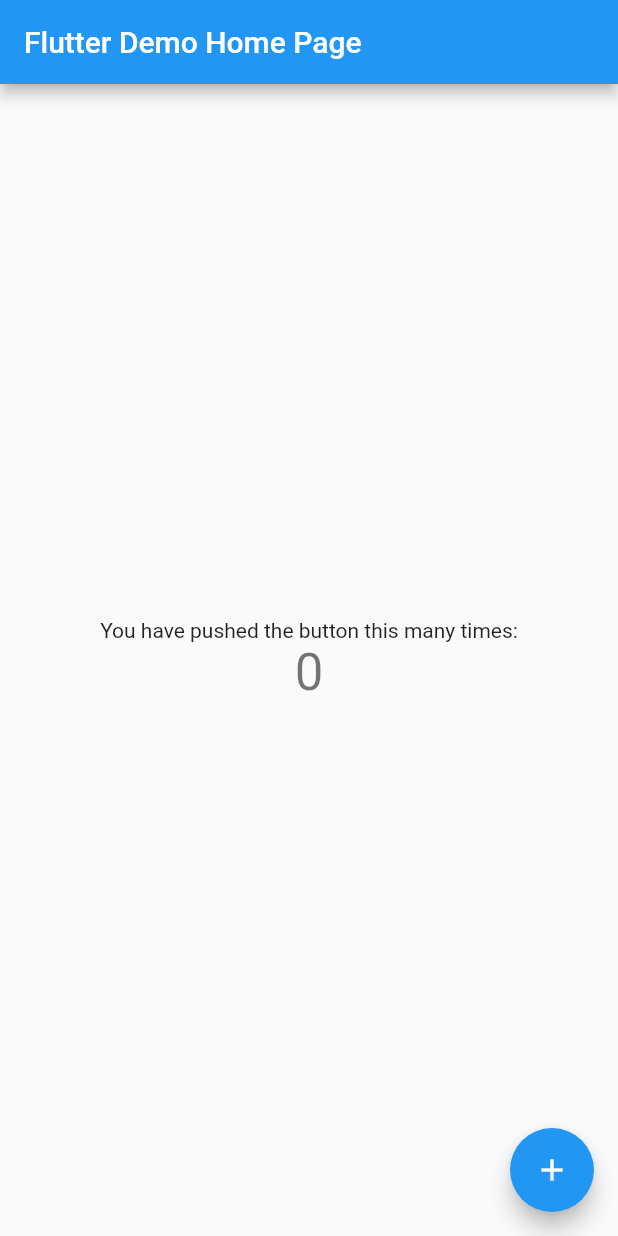
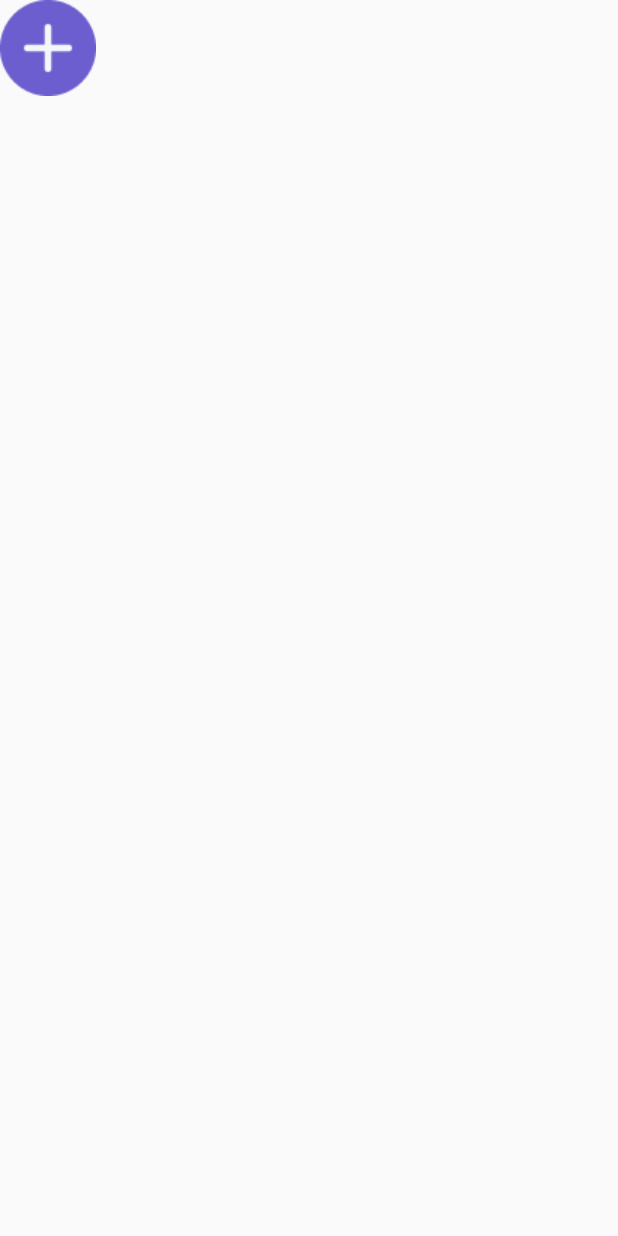
Before and after one commit to yanaatere/shamo, a Flutter app: the screen it shows after launch, on a phone screen of 412 x 824 dp. Run offline on Flutter 3.47's test engine with Material 2 defaults, Android fonts, the phone set to English and light mode, and no system bars.

Commit message:
Customisasi Main Dart

```diff
--- a/lib/main.dart
+++ b/lib/main.dart
@@ -1,115 +1,24 @@
 import 'package:flutter/material.dart';
 
 void main() {
-  runApp(const MyApp());
+  runApp(MyApp());
 }
 
 class MyApp extends StatelessWidget {
-  const MyApp({Key? key}) : super(key: key);
-
-  // This widget is the root of your application.
   @override
   Widget build(BuildContext context) {
     return MaterialApp(
-      title: 'Flutter Demo',
-      theme: ThemeData(
-        // This is the theme of your application.
-        //
-        // Try running your application with "flutter run". You'll see the
-        // application has a blue toolbar. Then, without quitting the app, try
-        // changing the primarySwatch below to Colors.green and then invoke
-        // "hot reload" (press "r" in the console where you ran "flutter run",
-        // or simply save your changes to "hot reload" in a Flutter IDE).
-        // Notice that the counter didn't reset back to zero; the application
-        // is not restarted.
-        primarySwatch: Colors.blue,
-      ),
-      home: const MyHomePage(title: 'Flutter Demo Home Page'),
+      debugShowCheckedModeBanner: false,
+      home: Homepage(),
     );
   }
 }
 
-class MyHomePage extends StatefulWidget {
-  const MyHomePage({Key? key, required this.title}) : super(key: key);
-
-  // This widget is the home page of your application. It is stateful, meaning
-  // that it has a State object (defined below) that contains fields that affect
-  // how it looks.
-
-  // This class is the configuration for the state. It holds the values (in this
-  // case the title) provided by the parent (in this case the App widget) and
-  // used by the build method of the State. Fields in a Widget subclass are
-  // always marked "final".
-
-  final String title;
-
-  @override
-  State<MyHomePage> createState() => _MyHomePageState();
-}
-
-class _MyHomePageState extends State<MyHomePage> {
-  int _counter = 0;
-
-  void _incrementCounter() {
-    setState(() {
-      // This call to setState tells the Flutter framework that something has
-      // changed in this State, which causes it to rerun the build method below
-      // so that the display can reflect the updated values. If we changed
-      // _counter without calling setState(), then the build method would not be
-      // called again, and so nothing would appear to happen.
-      _counter++;
-    });
-  }
-
+class Homepage extends StatelessWidget {
   @override
   Widget build(BuildContext context) {
-    // This method is rerun every time setState is called, for instance as done
-    // by the _incrementCounter method above.
-    //
-    // The Flutter framework has been optimized to make rerunning build methods
-    // fast, so that you can just rebuild anything that needs updating rather
-    // than having to individually change instances of widgets.
     return Scaffold(
-      appBar: AppBar(
-        // Here we take the value from the MyHomePage object that was created by
-        // the App.build method, and use it to set our appbar title.
-        title: Text(widget.title),
-      ),
-      body: Center(
-        // Center is a layout widget. It takes a single child and positions it
-        // in the middle of the parent.
-        child: Column(
-          // Column is also a layout widget. It takes a list of children and
-          // arranges them vertically. By default, it sizes itself to fit its
-          // children horizontally, and tries to be as tall as its parent.
-          //
-          // Invoke "debug painting" (press "p" in the console, choose the
-          // "Toggle Debug Paint" action from the Flutter Inspector in Android
-          // Studio, or the "Toggle Debug Paint" command in Visual Studio Code)
-          // to see the wireframe for each widget.
-          //
-          // Column has various properties to control how it sizes itself and
-          // how it positions its children. Here we use mainAxisAlignment to
-          // center the children vertically; the main axis here is the vertical
-          // axis because Columns are vertical (the cross axis would be
-          // horizontal).
-          mainAxisAlignment: MainAxisAlignment.center,
-          children: <Widget>[
-            const Text(
-              'You have pushed the button this many times:',
-            ),
-            Text(
-              '$_counter',
-              style: Theme.of(context).textTheme.headline4,
-            ),
-          ],
-        ),
-      ),
-      floatingActionButton: FloatingActionButton(
-        onPressed: _incrementCounter,
-        tooltip: 'Increment',
-        child: const Icon(Icons.add),
-      ), // This trailing comma makes auto-formatting nicer for build methods.
+      body: Image.asset('assets/button_add.png'),
     );
   }
 }
--- a/pubspec.yaml
+++ b/pubspec.yaml
@@ -58,9 +58,9 @@ flutter:
   uses-material-design: true
 
   # To add assets to your application, add an assets section, like this:
-  # assets:
-  #   - images/a_dot_burr.jpeg
-  #   - images/a_dot_ham.jpeg
+  assets:
+    - assets/
+
 
   # An image asset can refer to one or more resolution-specific "variants", see
   # https://flutter.dev/assets-and-images/#resolution-aware.
```
